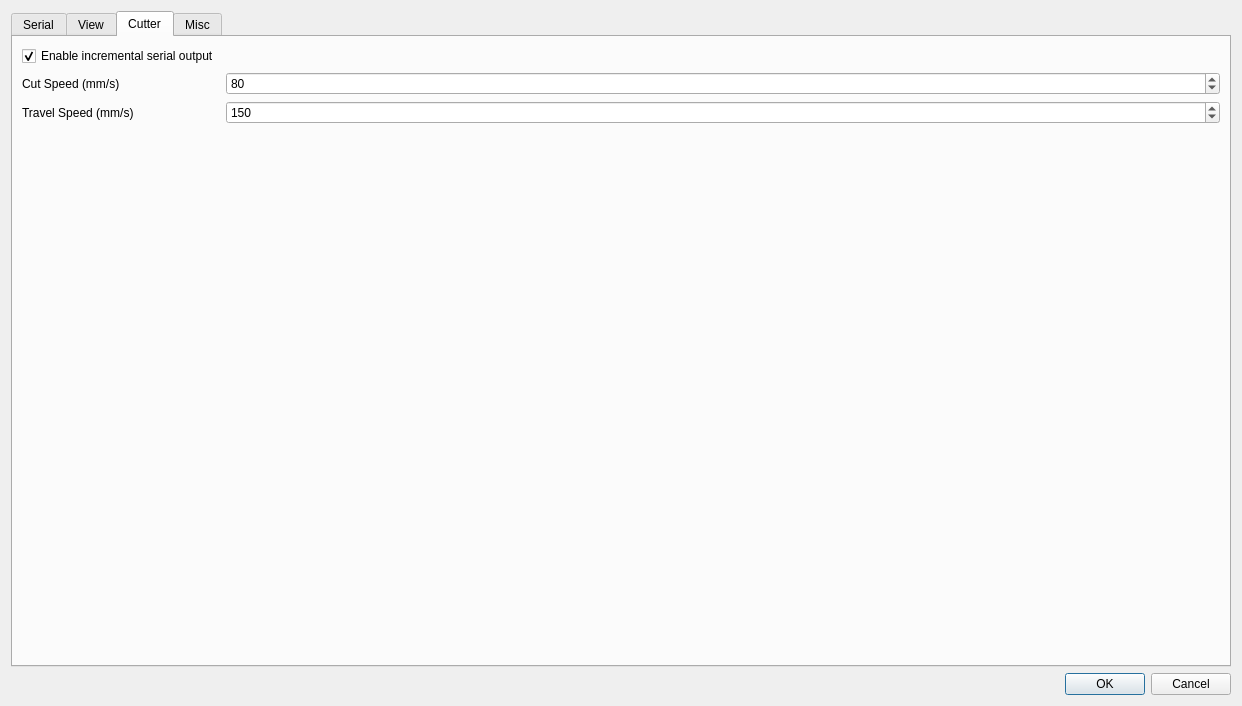
Qt form dialogsettings.ui (makerslocal/localplot) before a commit.
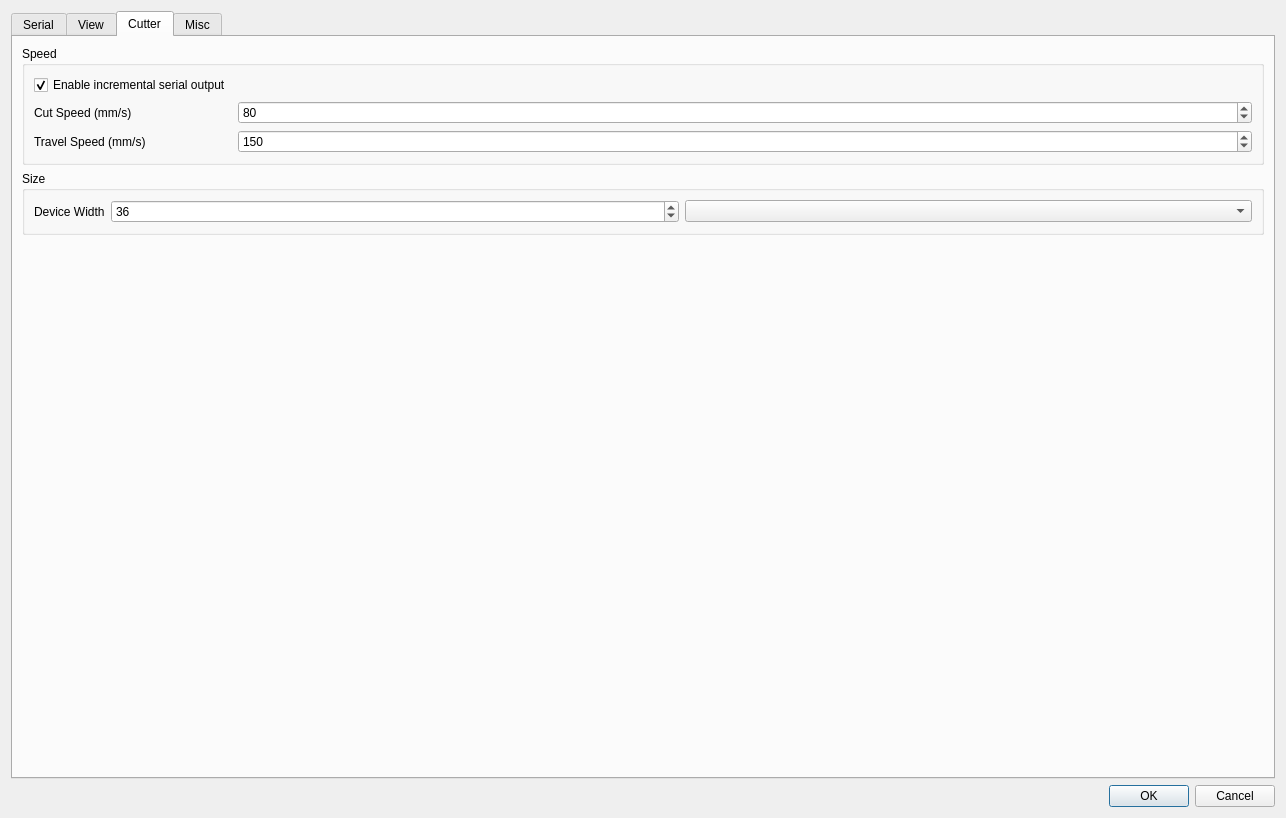
The same form after that commit. The open tabs and pages were chosen to show the change.

Commit message: Added device width setting.

Patch:
```diff
--- a/dialogsettings.ui
+++ b/dialogsettings.ui
@@ -6,8 +6,8 @@
    <rect>
     <x>0</x>
     <y>0</y>
-    <width>1242</width>
-    <height>706</height>
+    <width>1286</width>
+    <height>818</height>
    </rect>
   </property>
   <property name="windowTitle">
@@ -538,7 +538,11 @@
       </attribute>
       <layout class="QVBoxLayout" name="verticalLayout_5">
        <item>
-        <layout class="QFormLayout" name="formLayout_15">
+        <widget class="QGroupBox" name="groupBox_speed">
+         <property name="title">
+          <string>Speed</string>
+         </property>
+         <layout class="QFormLayout" name="formLayout_2">
          <item row="0" column="0">
           <widget class="QCheckBox" name="checkBox_deviceIncrementalOutput">
            <property name="toolTip">
@@ -599,6 +603,59 @@
           </widget>
          </item>
         </layout>
+        </widget>
+       </item>
+       <item>
+        <widget class="QGroupBox" name="groupBox_size">
+         <property name="title">
+          <string>Size</string>
+         </property>
+         <layout class="QFormLayout" name="formLayout_11">
+          <item row="0" column="0">
+           <widget class="QLabel" name="label_16">
+            <property name="text">
+             <string>Device Width</string>
+            </property>
+           </widget>
+          </item>
+          <item row="0" column="1">
+           <layout class="QHBoxLayout" name="horizontalLayout_2">
+            <item>
+             <widget class="QSpinBox" name="spinBox_deviceWidth">
+              <property name="toolTip">
+               <string>The width of your vinyl/paper</string>
+              </property>
+              <property name="minimum">
+               <number>1</number>
+              </property>
+              <property name="maximum">
+               <number>1000</number>
+              </property>
+              <property name="value">
+               <number>36</number>
+              </property>
+             </widget>
+            </item>
+            <item>
+             <widget class="QComboBox" name="comboBox_deviceWidthType">
+              <property name="sizePolicy">
+               <sizepolicy hsizetype="Preferred" vsizetype="Fixed">
+                <horstretch>0</horstretch>
+                <verstretch>0</verstretch>
+               </sizepolicy>
+              </property>
+              <property name="toolTip">
+               <string>Units for device width.</string>
+              </property>
+              <property name="currentText">
+               <string/>
+              </property>
+             </widget>
+            </item>
+           </layout>
+          </item>
+         </layout>
+        </widget>
        </item>
        <item>
         <spacer name="verticalSpacer_3">
```
Left out of the diff: 2 changed lines with no effect on the pictures. Lines whose indentation alone changed are shown as unchanged. The commit also changes 3 other files.
